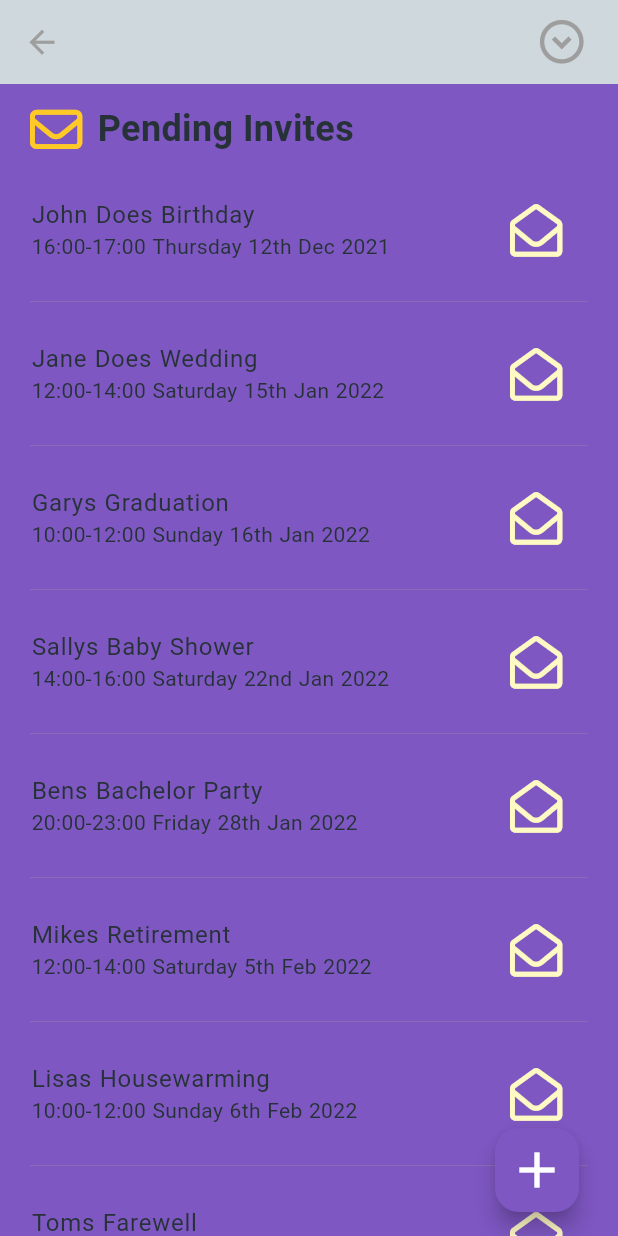
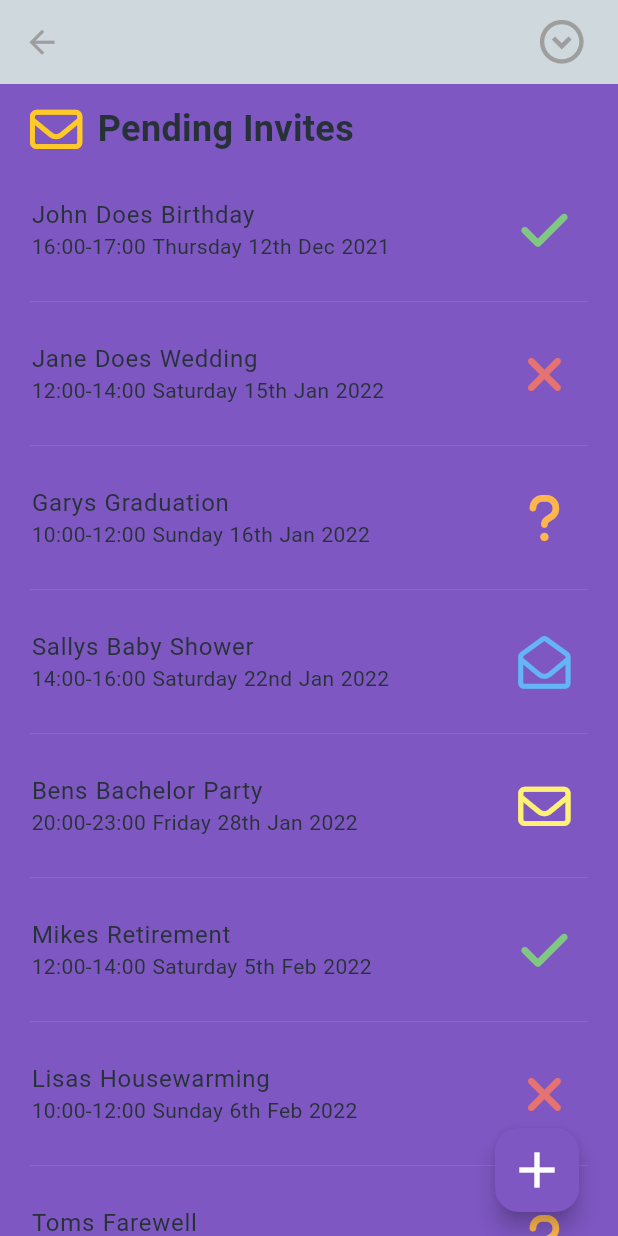
Before and after one commit to Broderick-Westrope/eventurely_flutter, a Flutter app: the PendingInvites screen opened directly, on a phone screen of 412 x 824 dp. Run offline on Flutter 3.47's test engine with Material 3 defaults, Android fonts, the phone set to English and light mode, and no system bars; our stand-ins replace fixnum, flutter_riverpod, font_awesome_flutter, google_fonts, riverpod_annotation; missing offline and left inert: grpc, protobuf; Roboto replaces fonts that are missing (Montserrat).

Commit message:
feat: create a demo inviteData type; add method to get status-based icons

```diff
--- a/lib/views/pending_invites/pending_invites.dart
+++ b/lib/views/pending_invites/pending_invites.dart
@@ -2,32 +2,100 @@ import 'package:Eventurely/theme/theme.dart';
 import 'package:Eventurely/widgets/add_fab.dart';
 import 'package:flutter/material.dart';
 import 'package:font_awesome_flutter/font_awesome_flutter.dart';
+
+class inviteData {
+  final String title;
+  final String subtitle;
+  final String responseStatus;
+
+  inviteData({
+    required this.title,
+    required this.subtitle,
+    required this.responseStatus,
+  });
+
+  FaIcon getIcon() {
+    switch (responseStatus) {
+      case 'Seen':
+        return FaIcon(
+          FontAwesomeIcons.envelopeOpen,
+          color: Colors.blue.shade300,
+          size: 35,
+        );
+      case 'Yes':
+        return FaIcon(
+          FontAwesomeIcons.check,
+          color: Colors.green.shade300,
+          size: 35,
+        );
+      case 'No':
+        return FaIcon(
+          FontAwesomeIcons.xmark,
+          color: Colors.red.shade300,
+          size: 35,
+        );
+      case 'Maybe':
+        return FaIcon(
+          FontAwesomeIcons.question,
+          color: Colors.orange.shade300,
+          size: 35,
+        );
+      default:
+        return FaIcon(
+          FontAwesomeIcons.envelope,
+          color: Colors.yellow.shade300,
+          size: 35,
+        );
+    }
+  }
+}
 
 class PendingInvites extends StatelessWidget {
   const PendingInvites({super.key});
 
   @override
   Widget build(BuildContext context) {
-    const events = [
-      'John Does Birthday',
-      'Jane Does Wedding',
-      'Garys Graduation',
-      'Sallys Baby Shower',
-      'Bens Bachelor Party',
-      'Mikes Retirement',
-      'Lisas Housewarming',
-      'Toms Farewell',
-    ];
-
-    const dateTimes = [
-      '16:00-17:00 Thursday 12th Dec 2021',
-      '12:00-14:00 Saturday 15th Jan 2022',
-      '10:00-12:00 Sunday 16th Jan 2022',
-      '14:00-16:00 Saturday 22nd Jan 2022',
-      '20:00-23:00 Friday 28th Jan 2022',
-      '12:00-14:00 Saturday 5th Feb 2022',
-      '10:00-12:00 Sunday 6th Feb 2022',
-      '14:00-16:00 Saturday 12th Feb 2022',
+    List<inviteData> invites = [
+      inviteData(
+        title: 'John Does Birthday',
+        subtitle: '16:00-17:00 Thursday 12th Dec 2021',
+        responseStatus: 'Yes',
+      ),
+      inviteData(
+        title: 'Jane Does Wedding',
+        subtitle: '12:00-14:00 Saturday 15th Jan 2022',
+        responseStatus: 'No',
+      ),
+      inviteData(
+        title: 'Garys Graduation',
+        subtitle: '10:00-12:00 Sunday 16th Jan 2022',
+        responseStatus: 'Maybe',
+      ),
+      inviteData(
+        title: 'Sallys Baby Shower',
+        subtitle: '14:00-16:00 Saturday 22nd Jan 2022',
+        responseStatus: 'Seen',
+      ),
+      inviteData(
+        title: 'Bens Bachelor Party',
+        subtitle: '20:00-23:00 Friday 28th Jan 2022',
+        responseStatus: 'Sent',
+      ),
+      inviteData(
+        title: 'Mikes Retirement',
+        subtitle: '12:00-14:00 Saturday 5th Feb 2022',
+        responseStatus: 'Yes',
+      ),
+      inviteData(
+        title: 'Lisas Housewarming',
+        subtitle: '10:00-12:00 Sunday 6th Feb 2022',
+        responseStatus: 'No',
+      ),
+      inviteData(
+        title: 'Toms Farewell',
+        subtitle: '14:00-16:00 Saturday 12th Feb 2022',
+        responseStatus: 'Maybe',
+      ),
     ];
 
     return Scaffold(
@@ -55,7 +123,7 @@ class PendingInvites extends StatelessWidget {
       body: Container(
         child: ListView.builder(
           // +1 for the heading, -1 to ignore the final divider
-          itemCount: (events.length * 2),
+          itemCount: (invites.length * 2),
           itemBuilder: (BuildContext context, int index) {
             if (index == 0) {
               return Heading1(
@@ -69,13 +137,12 @@ class PendingInvites extends StatelessWidget {
             }
 
             index--;
-            final title = events[index % events.length];
-            final subtitle = dateTimes[index % dateTimes.length];
+            final data = invites[index % invites.length];
 
-            if (index == (events.length * 2) - 2) {
+            if (index == (invites.length * 2) - 2) {
               return Column(
                 children: [
-                  InviteListItem(title: title, subtitle: subtitle),
+                  InviteListItem(data: data),
                   const SizedBox(height: 80),
                 ],
               );
@@ -83,7 +150,7 @@ class PendingInvites extends StatelessWidget {
 
             return Column(
               children: [
-                InviteListItem(title: title, subtitle: subtitle),
+                InviteListItem(data: data),
                 Divider(
                   color: Colors.grey.shade500,
                   height: 20,
@@ -103,12 +170,10 @@ class PendingInvites extends StatelessWidget {
 class InviteListItem extends StatelessWidget {
   const InviteListItem({
     super.key,
-    required this.title,
-    required this.subtitle,
+    required this.data,
   });
 
-  final String title;
-  final String subtitle;
+  final inviteData data;
 
   @override
   Widget build(BuildContext context) {
@@ -116,17 +181,33 @@ class InviteListItem extends StatelessWidget {
       padding: const EdgeInsets.fromLTRB(5, 2, 5, 2),
       child: Container(
         child: ListTile(
-          title: Text(title),
-          subtitle: Text(subtitle),
-          trailing: IconButton(
-            icon: FaIcon(
-              FontAwesomeIcons.envelopeOpen,
-              color: Colors.yellow.shade100,
-              size: 35,
+          title: Text(data.title),
+          subtitle: Text(data.subtitle),
+          trailing: SizedBox(
+            child: Align(
+              alignment: Alignment.center,
+              child: data.getIcon(),
             ),
-            // TODO: Implement onPressed for RSVP popup
-            onPressed: () {},
+            width: 40,
           ),
+          // trailing: Column(
+          //   children: [
+          //     Text(
+          //       '1',
+          //       style: const TextStyle(
+          //         fontSize: 22,
+          //         fontWeight: FontWeight.w600,
+          //       ),
+          //     ),
+          //     Text(
+          //       'Week',
+          //       style: const TextStyle(
+          //         fontSize: 12,
+          //         fontWeight: FontWeight.w600,
+          //       ),
+          //     )
+          //   ],
+          // ),
         ),
       ),
     );
```
